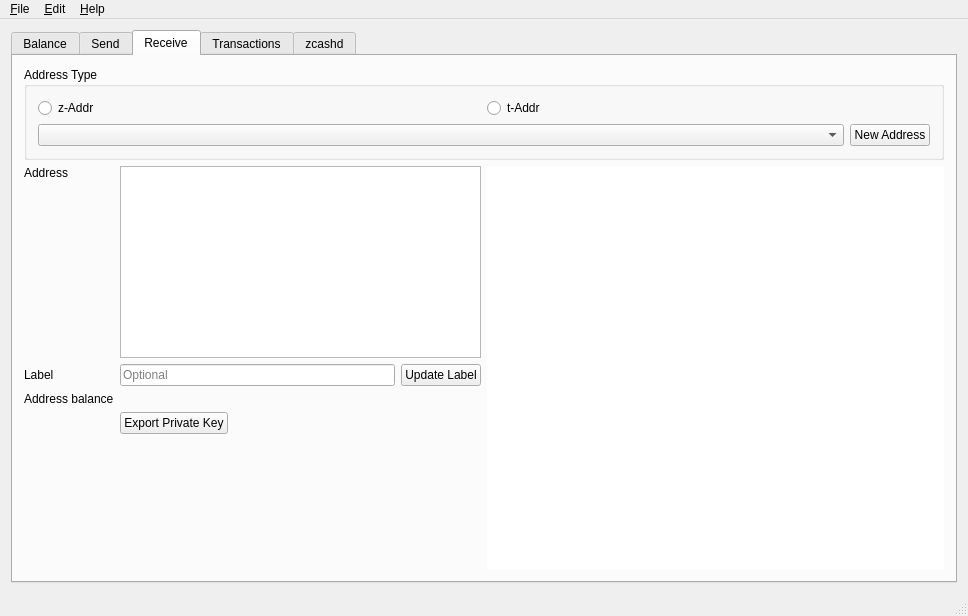
Above: src/mainwindow.ui from ZcashFoundation/zecwallet before the change. Below: the same form after it.
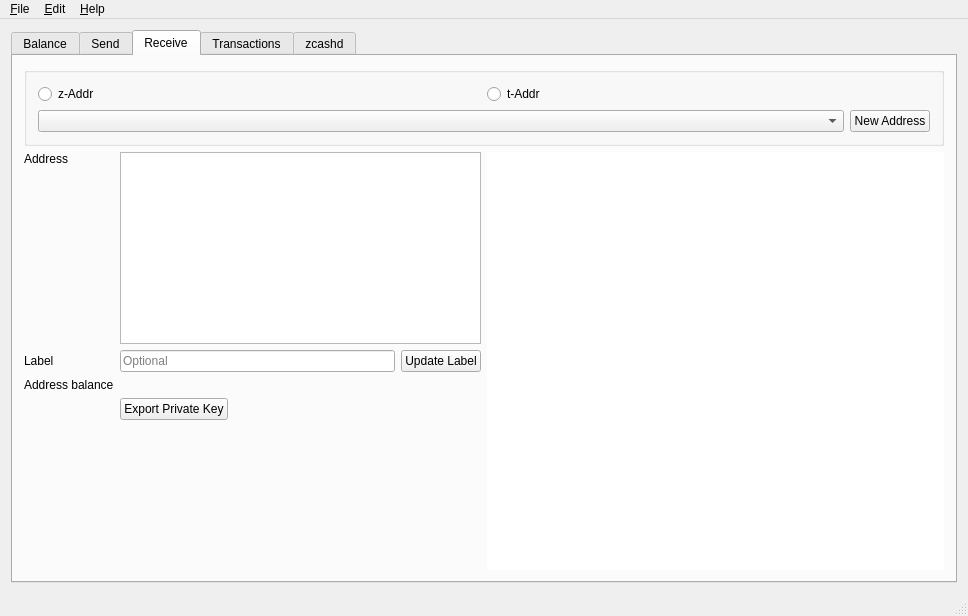
That is the form after the change. Icons and pictures are not drawn. Custom widgets are drawn as their Qt base class.

Commit message: hide t-addr selector

Diff of the .ui file:
```diff
--- a/src/mainwindow.ui
+++ b/src/mainwindow.ui
@@ -666,7 +666,7 @@
           <item>
            <widget class="QGroupBox" name="groupBox_6">
             <property name="title">
-             <string>Address Type</string>
+             <string></string>
             </property>
             <property name="flat">
              <bool>false</bool>
```
Left out of the diff: 3 changed lines with no effect on the pictures. Lines whose indentation alone changed are shown as unchanged.
